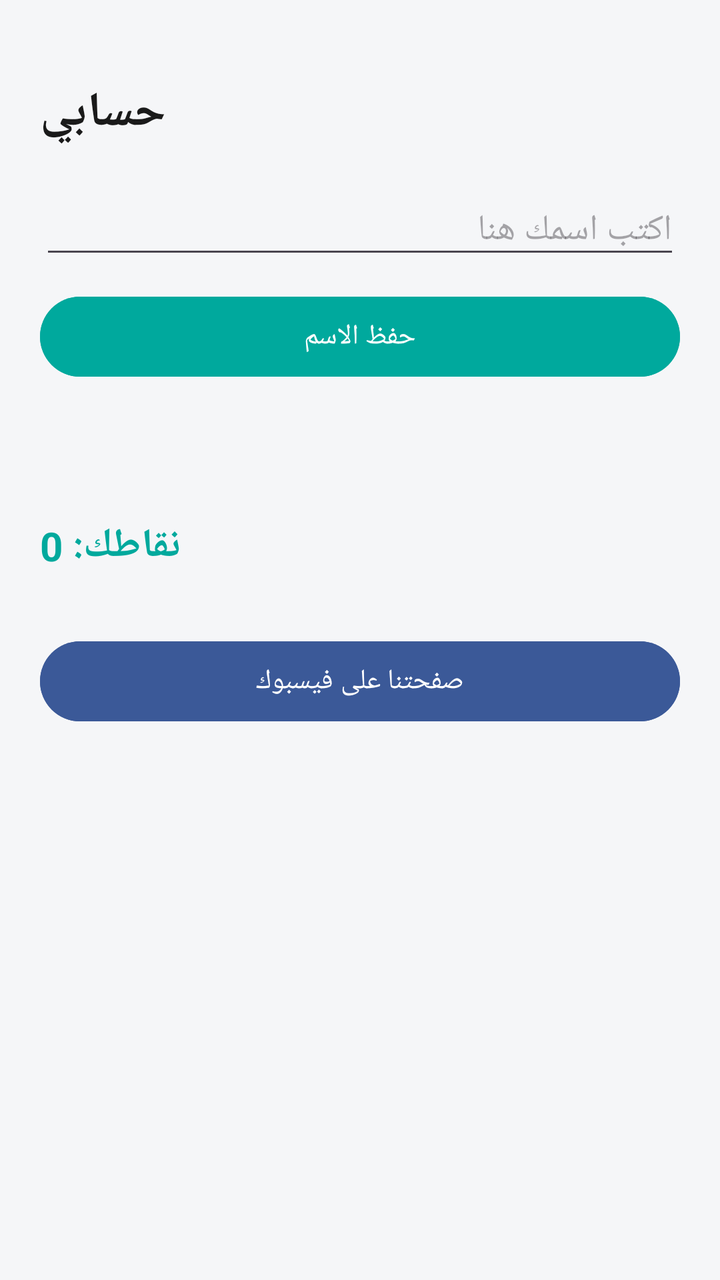
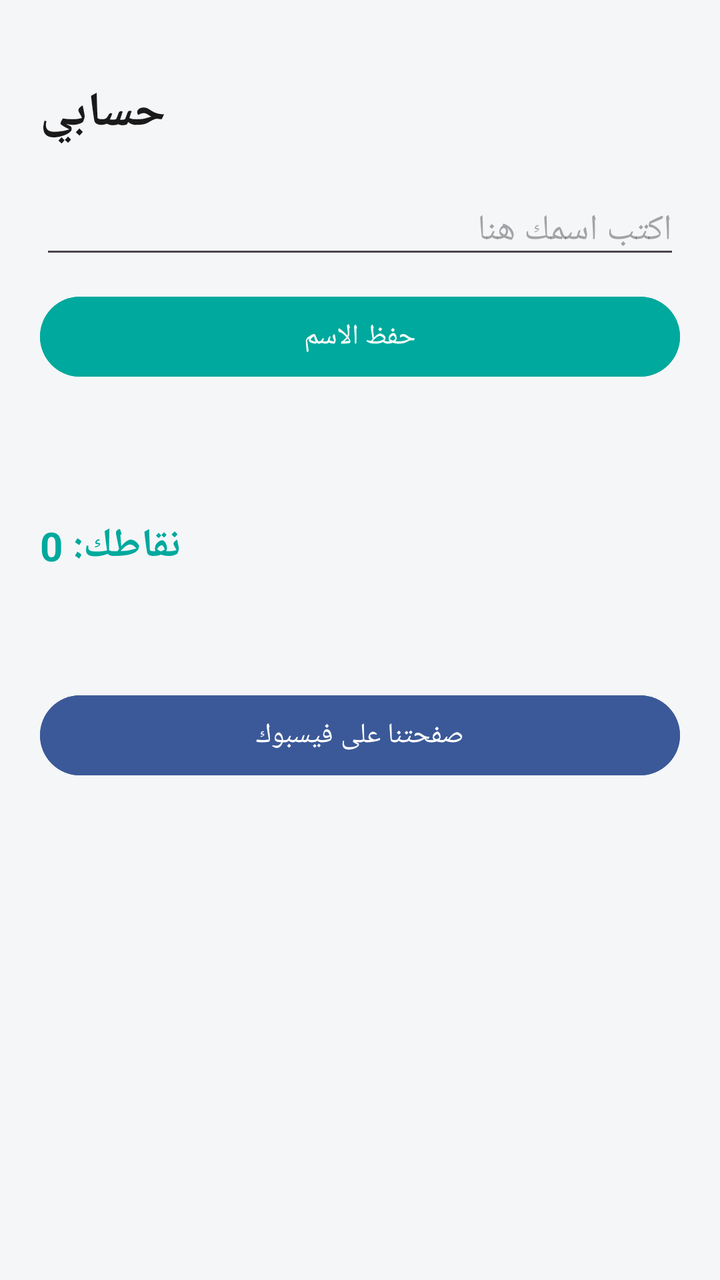

Compare the two renders of this Android layout. The source of the first and the diff that turns it into the second are given below.
<!-- AndroidManifest.xml: application theme Theme.1Bac -->
<!-- res/layout/activity_account.xml -->
<?xml version="1.0" encoding="utf-8"?>
<ScrollView xmlns:android="http://schemas.android.com/apk/res/android"
    android:layout_width="match_parent"
    android:layout_height="match_parent"
    android:background="@color/bg_gray">

    <LinearLayout
        android:layout_width="match_parent"
        android:layout_height="wrap_content"
        android:orientation="vertical"
        android:padding="20dp">

        <TextView
            android:layout_width="wrap_content"
            android:layout_height="wrap_content"
            android:layout_marginTop="20dp"
            android:text="حسابي"
            android:textSize="24sp"
            android:textStyle="bold"
            android:textColor="@color/text_dark" />

        
        <EditText
            android:id="@+id/nameInput"
            android:layout_width="match_parent"
            android:layout_height="wrap_content"
            android:layout_marginTop="20dp"
            android:hint="اكتب اسمك هنا"
            android:textSize="18sp" />

        <Button
            android:id="@+id/saveNameButton"
            android:layout_width="match_parent"
            android:layout_height="wrap_content"
            android:layout_marginTop="10dp"
            android:text="حفظ الاسم"
            android:backgroundTint="@color/teal_primary" />

        <TextView
            android:id="@+id/welcomeText"
            android:layout_width="wrap_content"
            android:layout_height="wrap_content"
            android:layout_marginTop="20dp"
            android:text=""
            android:textSize="20sp"
            android:textStyle="bold"
            android:textColor="@color/text_dark" />

        
        <TextView
            android:id="@+id/pointsText"
            android:layout_width="wrap_content"
            android:layout_height="wrap_content"
            android:layout_marginTop="20dp"
            android:text="نقاطك: 0"
            android:textSize="20sp"
            android:textStyle="bold"
            android:textColor="@color/teal_primary" />

        
        <Button
            android:id="@+id/facebookButton"
            android:layout_width="match_parent"
            android:layout_height="wrap_content"
            android:layout_marginTop="30dp"
            android:text="صفحتنا على فيسبوك"
            android:backgroundTint="#3b5998" />

    </LinearLayout>
</ScrollView>
<!-- resources referenced by this layout -->
<resources>
  <color name="bg_gray">#F5F6F8</color>
  <color name="teal_primary">#00A99D</color>
  <color name="text_dark">#1A1A1A</color>
  <style name="Theme.1Bac" parent="Base.Theme.1Bac" />
  <style name="Base.Theme.1Bac" parent="Theme.Material3.DayNight.NoActionBar">
          
          
      </style>
</resources>

<!-- the commit's change to res/layout/activity_account.xml (unified diff, before → after) -->
@@ -56,6 +56,14 @@
             android:textSize="20sp"
             android:textStyle="bold"
             android:textColor="@color/teal_primary" />
+        <TextView
+            android:id="@+id/lastLoginText"
+            android:layout_width="wrap_content"
+            android:layout_height="wrap_content"
+            android:layout_marginTop="8dp"
+            android:text=""
+            android:textSize="14sp"
+            android:textColor="#888888" />
 
         
         <Button
